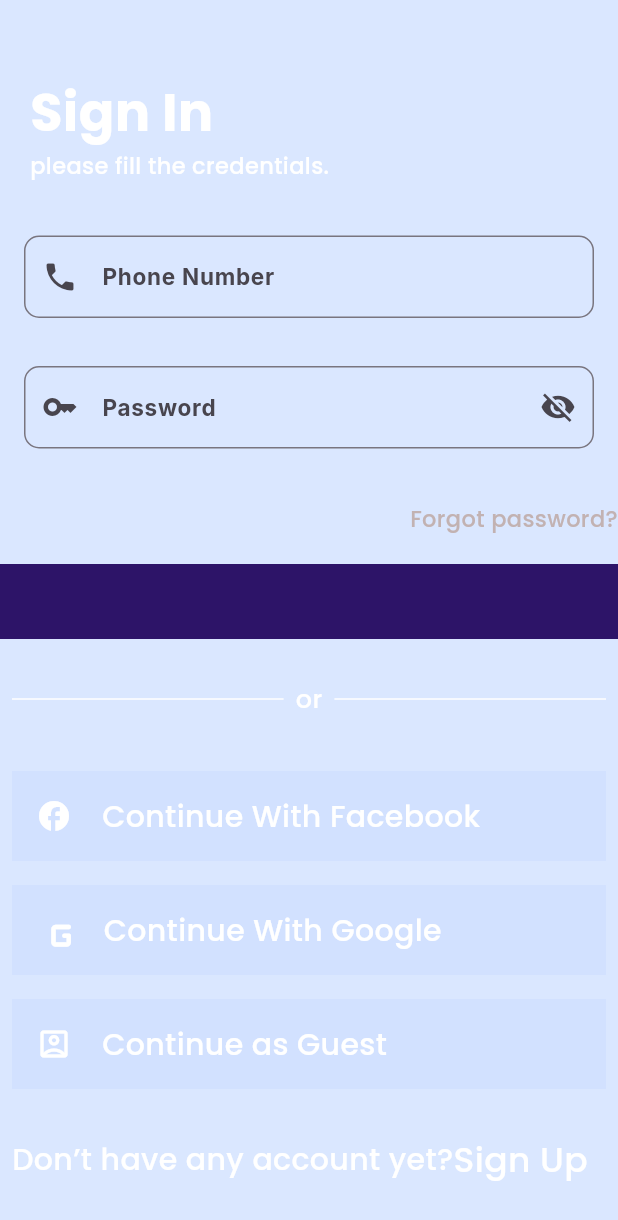
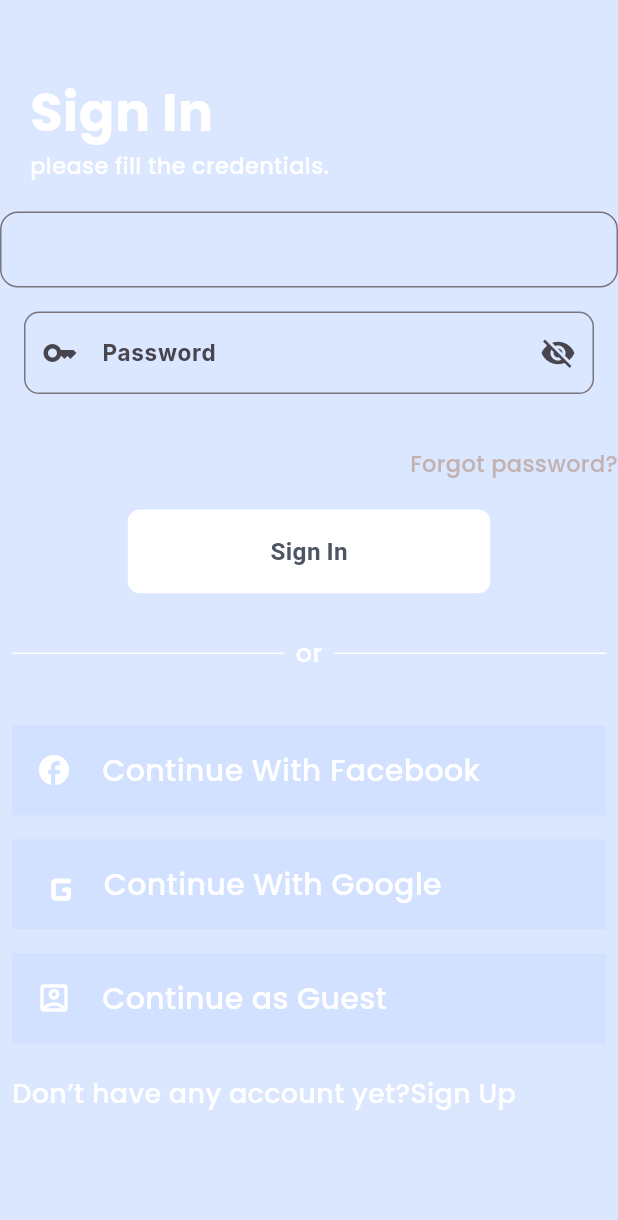
Before and after one commit to ZakariaEysa/Your-Seat-Graduation-Project, a Flutter app: the SignIn screen opened directly, on a phone screen of 412 x 824 dp. Shown: the top 1220 px of the screen. Run offline on Flutter 3.47's test engine with Material 3 defaults, Android fonts, the phone set to English and light mode, and no system bars; our stand-ins replace bot_toast, cached_network_image, curved_labeled_navigation_bar, equatable, firebase_core, flutter_bloc and 3 more; accounts and stored records are empty.

Commit message:
sign in part 1

```diff
--- a/lib/features/user_flow/Splash_screen/splash_screen.dart
+++ b/lib/features/user_flow/Splash_screen/splash_screen.dart
@@ -1,6 +1,7 @@
 import 'dart:async';
 
 import 'package:flutter/material.dart';
+import 'package:yourseatgraduationproject/features/user_flow/auth/presentation/views/sign_in.dart';
 import 'package:yourseatgraduationproject/utils/navigation.dart';
 import '../home/presentation/views/home_layout.dart';
 
@@ -9,7 +10,7 @@ class SplashScreen extends StatelessWidget {
   @override
   Widget build(BuildContext context) {
     Timer(const Duration(seconds: 3), () {
-      navigateAndReplace(context: context, screen: const HomeLayout());
+      navigateAndReplace(context: context, screen: const SignIn());
     });
     var mediaQuery = MediaQuery.of(context).size;
     return Scaffold(
--- a/lib/features/user_flow/home/presentation/views/confirm.dart
+++ b/lib/features/user_flow/auth/presentation/views/confirm.dart
@@ -1,6 +1,6 @@
 import 'package:flutter/material.dart';
 
-import '../../../../../widgets/otp.dart';
+import '../widgets/otp.dart';
 class Confirm extends StatelessWidget {
   static const String routeName = "confirm";
   const Confirm({super.key});
--- a/lib/features/user_flow/home/presentation/views/sign_in.dart
+++ b/lib/features/user_flow/auth/presentation/views/sign_in.dart
@@ -1,4 +1,8 @@
 import 'package:flutter/material.dart';
+import 'package:flutter_screenutil/flutter_screenutil.dart';
+
+import '../../../../../widgets/button/button_builder.dart';
+import '../../../../../widgets/text_field/text_field/text_form_field_builder.dart';
 
 class SignIn extends StatelessWidget {
   const SignIn({super.key});
@@ -34,21 +38,23 @@ class SignIn extends StatelessWidget {
                 const SizedBox(
                   height: 20,
                 ),
-                Padding(
-                  padding: const EdgeInsets.all(16.0),
-                  child: TextFormField(
-                    controller: TextEditingController(),
-                    keyboardType: TextInputType.phone,
-                    decoration: InputDecoration(
-                      prefixIcon: const Icon(Icons.phone),
-                      hintText: 'Phone Number',
-                      border: OutlineInputBorder(
-                        borderSide: const BorderSide(color: Colors.black),
-                        borderRadius: BorderRadius.circular(10),
-                      ),
-                    ),
-                  ),
-                ),
+                TextFormFieldBuilder(label: '', controller:TextEditingController(), type: null,),
+
+                // Padding(
+                //   padding: const EdgeInsets.all(16.0),
+                //   child: TextFormField(
+                //     controller: TextEditingController(),
+                //     keyboardType: TextInputType.phone,
+                //     decoration: InputDecoration(
+                //       prefixIcon: const Icon(Icons.phone),
+                //       hintText: 'Phone Number',
+                //       border: OutlineInputBorder(
+                //         borderSide: const BorderSide(color: Colors.black),
+                //         borderRadius: BorderRadius.circular(10),
+                //       ),
+                //     ),
+                //   ),
+                // ),
 
                 Padding(
                   padding: const EdgeInsets.all(16.0),
@@ -83,11 +89,7 @@ class SignIn extends StatelessWidget {
                 const SizedBox(
                   height: 20,
                 ),
-                Container(
-                  width:10,
-                  height: 50,
-                  color: const Color(0xFF2D1468),
-                ),
+                ButtonBuilder(text: 'Sign In', ontap: () {  },width: 220.w,height:55.h ,),
 
                 const SizedBox(
                   height: 20,
@@ -201,7 +203,7 @@ class SignIn extends StatelessWidget {
                     ),
                   ),
                 ),
-                const SizedBox(height:15),
+                const SizedBox(height:5),
 
                 const Padding(
                   padding: EdgeInsets.all(8.0),
@@ -209,11 +211,11 @@ class SignIn extends StatelessWidget {
                     children: [
                       Text('Don’t have any account yet?',
                           style:
-                              TextStyle(color: Colors.white, fontSize: 20)),
+                              TextStyle(color: Colors.white, fontSize:18)),
                       Text('Sign Up',
                           style: TextStyle(
                             color: Colors.white,
-                            fontSize: 23,
+                            fontSize: 18,
                           ))
                     ],
                   ),
--- a/pubspec.yaml
+++ b/pubspec.yaml
@@ -48,7 +48,7 @@ flutter:
  # To add assets to your application, add an assets section, like this:
   assets:
     - assets/images/
-    - assets/fonts/
+
     - assets/icons/
   # An image asset can refer to one or more resolution-specific "variants", see
   # https://flutter.dev/assets-and-images/#resolution-aware
```
Also changed, not shown: lib/features/user_flow/auth/presentation/widgets/otp.dart (renamed from lib/widgets/otp.dart).
